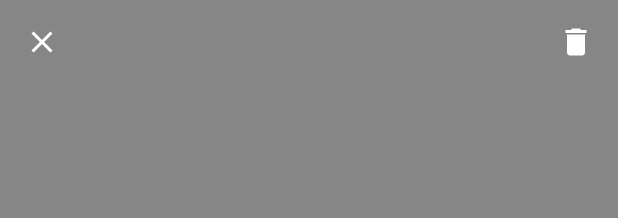
After one commit to inas/wacana, an Android app: the layout fragment_dialog_image.xml on its own in the app's theme, with its tools: preview values and no code run, on a phone screen of 412 x 824 dp. The commit adds this screen. Shown: the top 218 px of the screen. Run offline under Robolectric (Android 15) with nearby library versions, the phone set to English and light mode, and no system bars.

Commit message:
add button to remove image

```diff
--- a/app/src/main/java/inas/anisha/wacana/Repository.kt
+++ b/app/src/main/java/inas/anisha/wacana/Repository.kt
@@ -67,6 +67,11 @@ class Repository(application: Application) {
             .subscribeOn(Schedulers.io()).subscribe()
     }
 
+    fun deleteDocument(imageId: Long, filePath: String) {
+        Observable.fromCallable { documentDao.deleteDocument(imageId, filePath) }
+            .subscribeOn(Schedulers.io()).subscribe()
+    }
+
     fun deleteDocuments(document: List<DocumentEntity>) {
         Observable.fromCallable { documentDao.deleteDocuments(*document.toTypedArray()) }
             .subscribeOn(Schedulers.io()).subscribe()
--- a/app/src/main/java/inas/anisha/wacana/db/dao/DocumentDao.kt
+++ b/app/src/main/java/inas/anisha/wacana/db/dao/DocumentDao.kt
@@ -12,6 +12,9 @@ interface DocumentDao {
     @Delete
     fun deleteDocuments(vararg document: DocumentEntity)
 
+    @Query("DELETE FROM document WHERE document_id = :imageId AND file_path = :filePath")
+    fun deleteDocument(imageId: Long, filePath: String)
+
     @Query("DELETE FROM document WHERE trip_id = :tripId")
     fun deleteAllDocuments(tripId: Long)
 
--- /dev/null
+++ b/app/src/main/res/drawable/ic_delete_white_24dp.xml
@@ -0,0 +1,9 @@
+<vector xmlns:android="http://schemas.android.com/apk/res/android"
+    android:width="24dp"
+    android:height="24dp"
+    android:viewportWidth="24.0"
+    android:viewportHeight="24.0">
+    <path
+        android:fillColor="#FFFFFF"
+        android:pathData="M6,19c0,1.1 0.9,2 2,2h8c1.1,0 2,-0.9 2,-2V7H6v12zM19,4h-3.5l-1,-1h-5l-1,1H5v2h14V4z" />
+</vector>
--- /dev/null
+++ b/app/src/main/res/layout/fragment_dialog_image.xml
@@ -0,0 +1,40 @@
+<?xml version="1.0" encoding="utf-8"?>
+<layout xmlns:android="http://schemas.android.com/apk/res/android"
+    xmlns:app="http://schemas.android.com/apk/res-auto"
+    android:orientation="vertical">
+
+    <androidx.constraintlayout.widget.ConstraintLayout
+        android:layout_width="match_parent"
+        android:layout_height="match_parent"
+        android:background="@color/transparentBlack">
+        <ImageView
+            android:id="@+id/imageView"
+            android:layout_width="0dp"
+            android:layout_height="0dp"
+            app:layout_constraintBottom_toBottomOf="parent"
+            app:layout_constraintEnd_toEndOf="parent"
+            app:layout_constraintStart_toStartOf="parent"
+            app:layout_constraintTop_toTopOf="parent"
+            android:scaleType="fitCenter" />
+
+        <ImageView
+            android:id="@+id/fragment_dialog_image_view_close"
+            android:layout_width="wrap_content"
+            android:layout_height="wrap_content"
+            android:layout_margin="8dp"
+            android:padding="8dp"
+            android:src="@drawable/ic_close_black_24dp"
+            app:layout_constraintStart_toStartOf="parent"
+            app:layout_constraintTop_toTopOf="parent" />
+
+        <ImageView
+            android:id="@+id/fragment_dialog_image_view_delete"
+            android:layout_width="wrap_content"
+            android:layout_height="wrap_content"
+            android:layout_margin="8dp"
+            android:padding="8dp"
+            android:src="@drawable/ic_delete_white_24dp"
+            app:layout_constraintEnd_toEndOf="parent"
+            app:layout_constraintTop_toTopOf="parent" />
+    </androidx.constraintlayout.widget.ConstraintLayout>
+</layout>
--- a/app/src/main/res/layout/fragment_trip_pager.xml
+++ b/app/src/main/res/layout/fragment_trip_pager.xml
@@ -7,7 +7,7 @@
     android:layout_height="match_parent">
 
     <androidx.constraintlayout.widget.ConstraintLayout
-        android:id="@+id/constraintLayout"
+        android:id="@+id/tab_document_layout_recycler_view"
         android:layout_width="match_parent"
         android:layout_height="match_parent"
         tools:context=".ui.ui.main.PlaceholderFragment">
@@ -22,7 +22,7 @@
             android:layout_marginBottom="8dp"
             android:text="asgsg ahah hdh ahah jd dj"
             app:layout_constraintLeft_toLeftOf="parent"
-            app:layout_constraintTop_toTopOf="@+id/constraintLayout"
+            app:layout_constraintTop_toTopOf="@+id/tab_document_layout_recycler_view"
             tools:layout_constraintLeft_creator="1"
             tools:layout_constraintTop_creator="1" />
 
--- a/app/src/main/res/values/colors.xml
+++ b/app/src/main/res/values/colors.xml
@@ -5,4 +5,5 @@
     <color name="colorAccent">#D81B60</color>
     <color name="white">#FFFF</color>
     <color name="yellow">#FFEB3B</color>
+    <color name="transparentBlack">#79000000</color>
 </resources>
```
Also changed, not shown: app/src/main/java/inas/anisha/wacana/ui/DocumentTabFragment.kt (+36 -141 lines), app/src/main/java/inas/anisha/wacana/ui/DocumentTabViewModel.kt (+7 -1 lines), app/src/main/java/inas/anisha/wacana/ui/GridAutofitLayoutManager.kt (added, +67 -0 lines), app/src/main/java/inas/anisha/wacana/ui/ImageDialogFragment.kt (+21 -11 lines), app/src/main/java/inas/anisha/wacana/ui/ImageDialogViewModel.kt (added, +20 -0 lines), app/src/main/res/layout/fragment_tab_document.xml (+11 -5 lines), app/src/main/res/layout/image_layout.xml (deleted, +0 -15 lines), app/src/main/res/values/styles.xml (+17 -2 lines).
